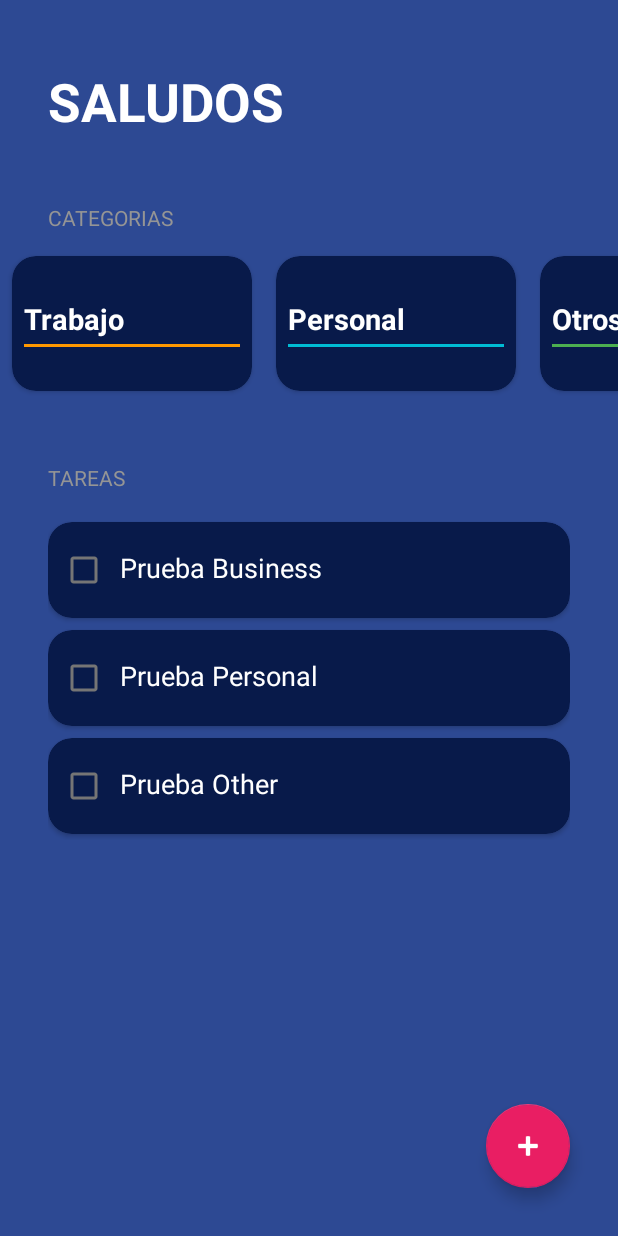
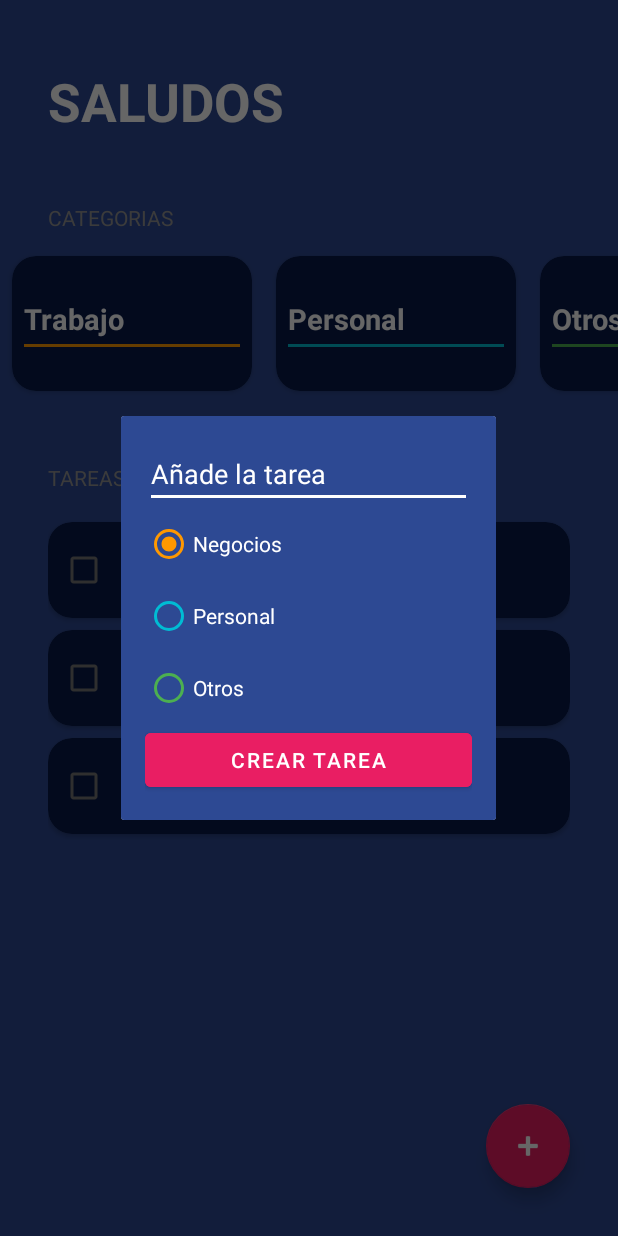
Before and after one commit to eulogioep/curso_android_2024, an Android app: the TodoAppActivity screen opened directly, with no data from a screen before it, after a tap on an icon or button, on a phone screen of 412 x 824 dp. Run offline under Robolectric (Android 15) with nearby library versions, the phone set to English and light mode, and no system bars.

Commit message:
TODO APP: Agregando Mensaje de Tareas

```diff
--- a/Aplicaciones/app/src/main/java/com/eulogioep/aplicaciones/todoapp/TodoAppActivity.kt
+++ b/Aplicaciones/app/src/main/java/com/eulogioep/aplicaciones/todoapp/TodoAppActivity.kt
@@ -1,5 +1,6 @@
 package com.eulogioep.aplicaciones.todoapp
 
+import android.app.Dialog
 import android.os.Bundle
 import androidx.activity.enableEdgeToEdge
 import androidx.appcompat.app.AppCompatActivity
@@ -56,6 +57,9 @@ class TodoAppActivity : AppCompatActivity() {
     }
 
     private fun showDialog() {
+        val dialog = Dialog(this)
+        dialog.setContentView(R.layout.dialog_task)
+        dialog.show()
 
     }
 
--- /dev/null
+++ b/Aplicaciones/app/src/main/res/layout/dialog_task.xml
@@ -0,0 +1,68 @@
+<?xml version="1.0" encoding="utf-8"?>
+<LinearLayout xmlns:android="http://schemas.android.com/apk/res/android"
+    android:layout_width="250dp"
+    android:layout_height="wrap_content"
+    android:padding="16dp"
+    android:background="@color/todo_background_todo_app"
+    android:orientation="vertical">
+
+    <EditText
+        android:id="@+id/etTask"
+        android:layout_width="match_parent"
+        android:layout_height="wrap_content"
+        android:backgroundTint="@color/white"
+        android:hint="@string/todo_dialog_add_task"
+        android:textColor="@color/white"
+        android:textColorHint="@color/white">
+
+    </EditText>
+
+    <RadioGroup
+        android:id="@+id/rgCategories"
+        android:layout_width="match_parent"
+        android:layout_height="wrap_content">
+
+        <RadioButton
+            android:id="@+id/rbBusiness"
+            android:layout_width="match_parent"
+            android:layout_height="wrap_content"
+            android:buttonTint="@color/todo_business_category"
+            android:checked="true"
+            android:text="@string/todo_dialog_business"
+            android:textColor="@color/white">
+
+        </RadioButton>
+
+        <RadioButton
+            android:id="@+id/rbPersonal"
+            android:layout_width="match_parent"
+            android:layout_height="wrap_content"
+            android:buttonTint="@color/todo_personal_category"
+            android:text="@string/todo_dialog_personal"
+            android:textColor="@color/white">
+
+        </RadioButton>
+
+        <RadioButton
+            android:id="@+id/rbOther"
+            android:layout_width="match_parent"
+            android:layout_height="wrap_content"
+            android:buttonTint="@color/todo_other_category"
+            android:text="@string/todo_dialog_others"
+            android:textColor="@color/white">
+
+        </RadioButton>
+
+    </RadioGroup>
+
+    <Button
+        android:id="@+id/btnAddTask"
+        android:layout_width="match_parent"
+        android:layout_height="wrap_content"
+        android:backgroundTint="@color/todo_accent"
+        android:text="@string/todo_create_task_button">
+
+    </Button>
+
+
+</LinearLayout>
--- a/Aplicaciones/app/src/main/res/values/strings.xml
+++ b/Aplicaciones/app/src/main/res/values/strings.xml
@@ -36,4 +36,10 @@
     <string name="todo_text_other">Otros</string>
     <string name="todo_text_personal">Personal</string>
     <string name="todo_tasks">tareas</string>
+    <string name="todo_dialog_add_task">Añade la tarea</string>
+    <string name="todo_dialog_business">Negocios</string>
+    <string name="todo_dialog_personal">Personal</string>
+    <string name="todo_dialog_others">Otros</string>
+    <string name="todo_create_task_button">crear tarea</string>
+
 </resources>
--- a/Aplicaciones/gradle/libs.versions.toml
+++ b/Aplicaciones/gradle/libs.versions.toml
@@ -1,5 +1,5 @@
 [versions]
-agp = "8.4.1"
+agp = "8.5.0"
 kotlin = "2.0.0"
 coreKtx = "1.13.1"
 junit = "4.13.2"
```
Also changed, not shown: Aplicaciones/gradle/wrapper/gradle-wrapper.properties, 1 other file.
